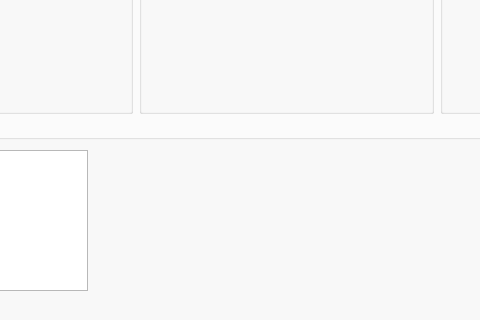
Above: hoksotin/ui/qt4Designer/UIehdotus11.ui from cibr-jyu/meggie before the change; both pictures show x 194 to 674 and y 260 to 580 of the 965 by 722 pixel window. Below: the same form after it.
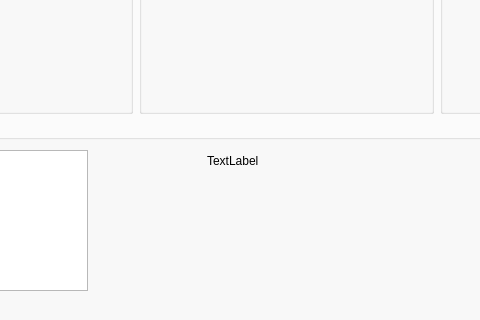
That is the form after the change. The open tabs and pages were chosen to show the change.

Patch:
```diff
--- a/hoksotin/ui/qt4Designer/UIehdotus11.ui
+++ b/hoksotin/ui/qt4Designer/UIehdotus11.ui
@@ -352,6 +352,19 @@
                    </rect>
                   </property>
                  </widget>
+                 <widget class="QLabel" name="labelWorkingFile">
+                  <property name="geometry">
+                   <rect>
+                    <x>370</x>
+                    <y>30</y>
+                    <width>66</width>
+                    <height>21</height>
+                   </rect>
+                  </property>
+                  <property name="text">
+                   <string>TextLabel</string>
+                  </property>
+                 </widget>
                 </widget>
                </item>
                <item>
```
Left out of the diff: 2 changed lines with no effect on the pictures.
